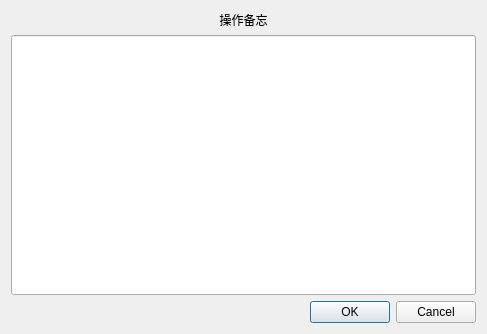
Above: myui/mydialog.ui from xfz329/pk4adi_calculator before the change. Below: the same form after it.
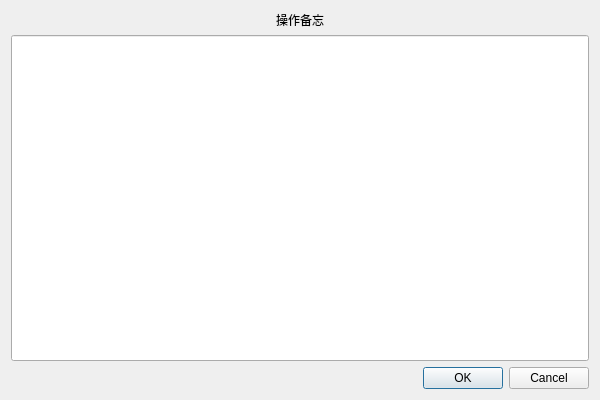
That is the form after the change.

```diff
--- a/myui/mydialog.ui
+++ b/myui/mydialog.ui
@@ -6,8 +6,8 @@
    <rect>
     <x>0</x>
     <y>0</y>
-    <width>487</width>
-    <height>334</height>
+    <width>600</width>
+    <height>400</height>
    </rect>
   </property>
   <property name="windowTitle">
```
Left out of the diff: 2 changed lines with no effect on the pictures.
